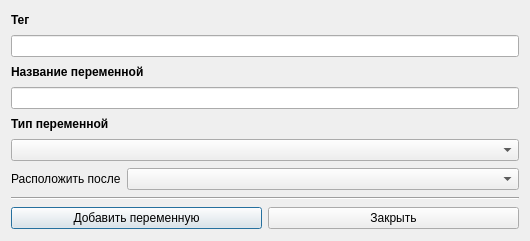
Above: designer/dialogwindows/neddw/nedvariabledialogwindow.ui from Artemako/auto-exec-doc before the change. Below: the same form after it.
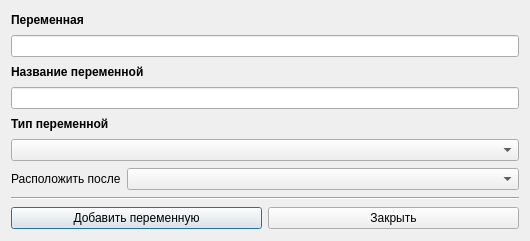
That is the form after the change. Icons and pictures are not drawn.

Patch:
```diff
--- a/designer/dialogwindows/neddw/nedvariabledialogwindow.ui
+++ b/designer/dialogwindows/neddw/nedvariabledialogwindow.ui
@@ -47,7 +47,7 @@
       <string notr="true">font-weight: bold;</string>
      </property>
      <property name="text">
-      <string>&lt;html&gt;&lt;head/&gt;&lt;body&gt;&lt;p&gt;Тег&lt;/p&gt;&lt;/body&gt;&lt;/html&gt;</string>
+      <string>&lt;html&gt;&lt;head/&gt;&lt;body&gt;&lt;p&gt;Переменная&lt;/p&gt;&lt;/body&gt;&lt;/html&gt;</string>
      </property>
      <property name="textFormat">
       <enum>Qt::AutoText</enum>
```
Left out of the diff: 4 changed lines with no effect on the pictures.
